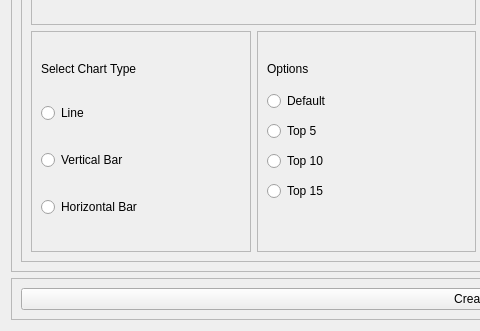
Old version of the form ui/VisualTab.ui in the repository CS-4820-Library-Project/COUNTER-5-Report-Tool-2020-5.0; both pictures show x 0 to 480 and y 317 to 648 of the 977 by 648 pixel window.
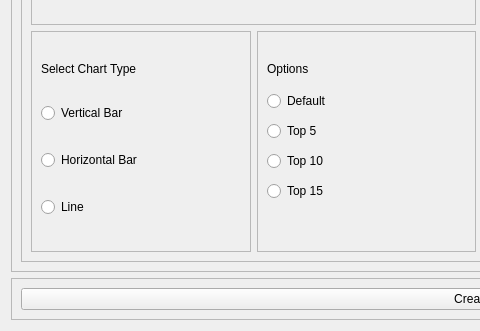
New version of the form. Icons and pictures are not drawn.

```diff
--- a/ui/VisualTab.ui
+++ b/ui/VisualTab.ui
@@ -149,13 +149,6 @@
               </property>
              </widget>
             </item>
-            <item>
-             <widget class="QRadioButton" name="radioButton_4">
-              <property name="text">
-               <string>Line</string>
-              </property>
-             </widget>
-            </item>
             <item>
              <widget class="QRadioButton" name="radioButton_3">
               <property name="text">
@@ -170,6 +163,13 @@
               </property>
              </widget>
             </item>
+            <item>
+             <widget class="QRadioButton" name="radioButton_4">
+              <property name="text">
+               <string>Line</string>
+              </property>
+             </widget>
+            </item>
            </layout>
           </widget>
          </item>
```
